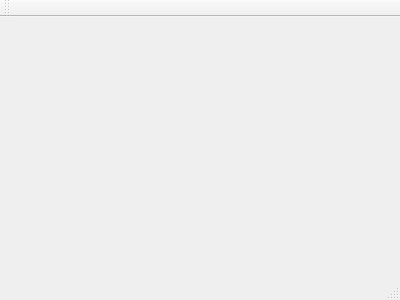
HuangDanGeeker/MyTimeSchedule, file TimeSchedule/mainwindow.ui: the form before one commit.
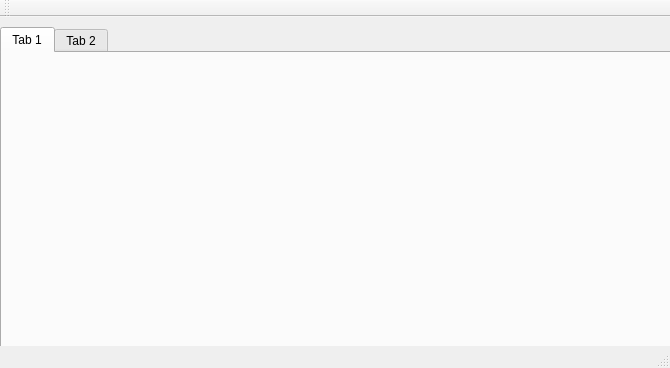
The form after the commit.

Patch:
```diff
--- a/TimeSchedule/mainwindow.ui
+++ b/TimeSchedule/mainwindow.ui
@@ -1,24 +1,60 @@
 <ui version="4.0">
  <class>MainWindow</class>
- <widget class="QMainWindow" name="MainWindow" >
-  <property name="geometry" >
+ <widget class="QMainWindow" name="MainWindow">
+  <property name="geometry">
    <rect>
     <x>0</x>
     <y>0</y>
-    <width>400</width>
-    <height>300</height>
+    <width>670</width>
+    <height>368</height>
    </rect>
   </property>
   <property name="windowTitle" >
    <string>MainWindow</string>
   </property>
-  <widget class="QMenuBar" name="menuBar" />
-  <widget class="QToolBar" name="mainToolBar" />
-  <widget class="QWidget" name="centralWidget" />
-  <widget class="QStatusBar" name="statusBar" />
+  <widget class="QWidget" name="centralWidget">
+   <widget class="QTabWidget" name="tabWidget">
+    <property name="geometry">
+     <rect>
+      <x>0</x>
+      <y>10</y>
+      <width>671</width>
+      <height>321</height>
+     </rect>
+    </property>
+    <widget class="QWidget" name="tab">
+     <attribute name="title">
+      <string>Tab 1</string>
+     </attribute>
+    </widget>
+    <widget class="QWidget" name="tab_2">
+     <attribute name="title">
+      <string>Tab 2</string>
+     </attribute>
+    </widget>
+   </widget>
+  </widget>
+  <widget class="QMenuBar" name="menuBar">
+   <property name="geometry">
+    <rect>
+     <x>0</x>
+     <y>0</y>
+     <width>670</width>
+     <height>23</height>
+    </rect>
+   </property>
+  </widget>
+  <widget class="QToolBar" name="mainToolBar">
+   <attribute name="toolBarArea">
+    <enum>TopToolBarArea</enum>
+   </attribute>
+   <attribute name="toolBarBreak">
+    <bool>false</bool>
+   </attribute>
+  </widget>
+  <widget class="QStatusBar" name="statusBar"/>
  </widget>
- <layoutDefault spacing="6" margin="11" />
- <pixmapfunction></pixmapfunction>
+ <layoutdefault spacing="6" margin="11"/>
  <resources/>
  <connections/>
 </ui>
```
Left out of the diff: 3 changed lines with no effect on the pictures.
